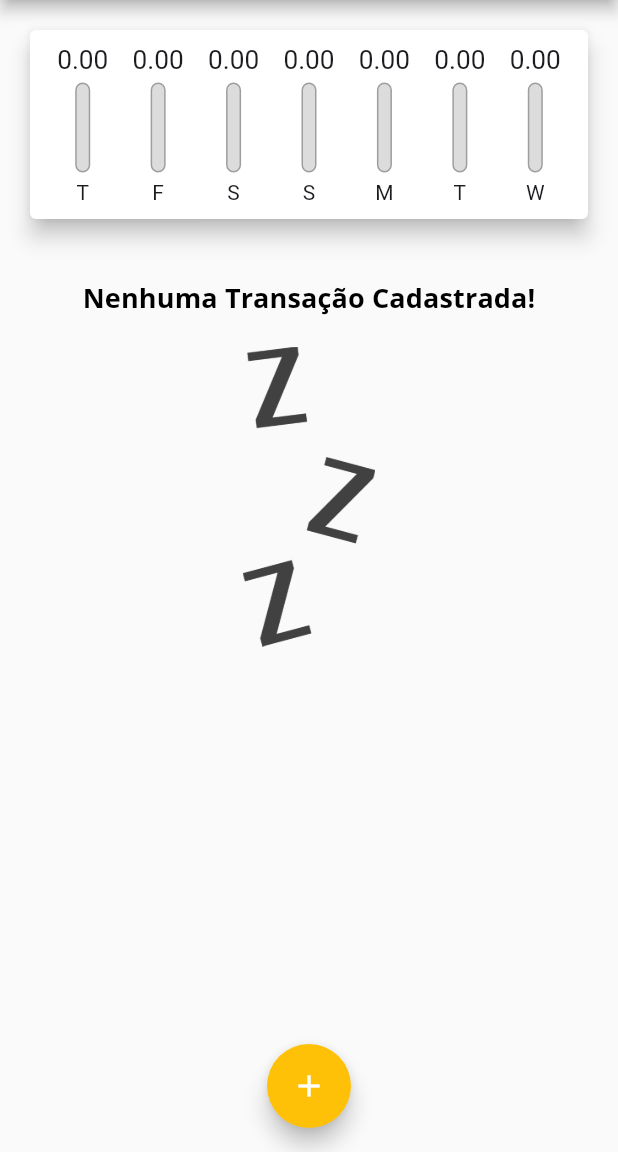
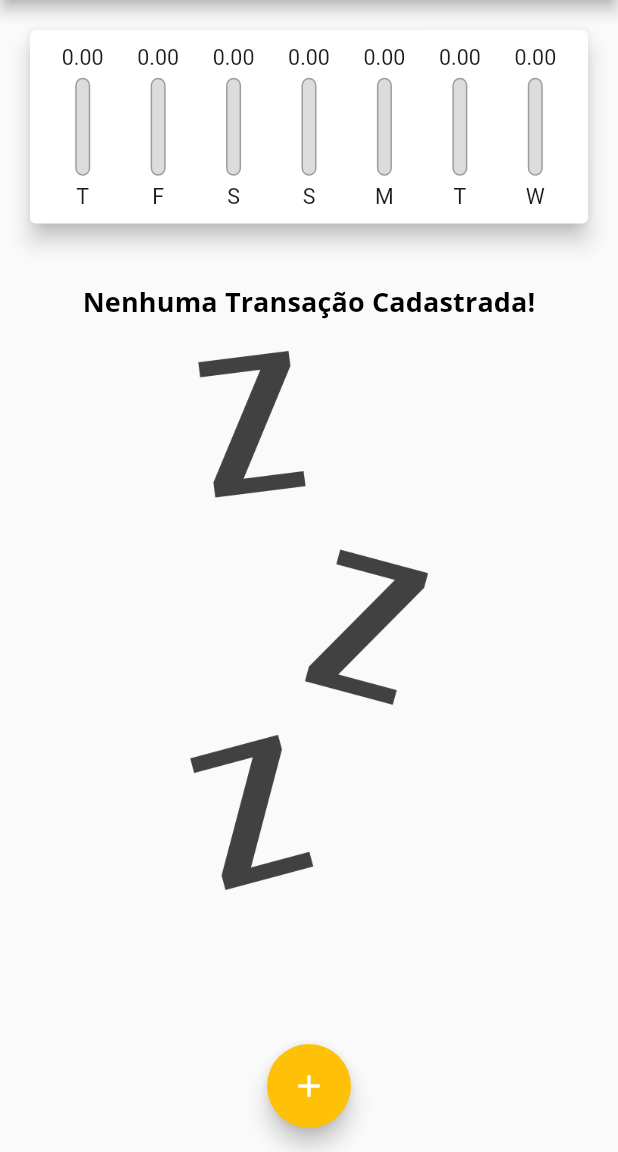
Before and after one commit to AndersonSilva88/app-despesas, a Flutter app: the screen it shows after launch, on a phone screen of 412 x 824 dp, the part 84-1236 px from its top. Run offline on Flutter 3.47's test engine with Material 3 defaults, Android fonts, the phone set to English and light mode, and no system bars.

Commit message:
add responsividade

```diff
--- a/lib/components/chart_bar.dart
+++ b/lib/components/chart_bar.dart
@@ -1,4 +1,5 @@
 import 'package:flutter/material.dart';
+import 'package:flutter/rendering.dart';
 
 class ChartBar extends StatelessWidget {
   final String label;
@@ -14,19 +15,19 @@
 
   @override
   Widget build(BuildContext context) {
+    return LayoutBuilder(
+      builder: (ctx, Constraints) {
         return Column(
           children: [
             Container(
-          height: 20,
+              height: Constraints.maxHeight * 0.15,
               child: FittedBox(
                 child: Text(value.toStringAsFixed(2)),
               ),
             ),
-        SizedBox(
-          height: 5,
-        ),
+            SizedBox(height: Constraints.maxHeight * 0.05),
             Container(
-          height: 60,
+              height: Constraints.maxHeight * 0.6,
               width: 10,
               child: Stack(
                 alignment: Alignment.bottomCenter,
@@ -53,9 +54,16 @@
                 ],
               ),
             ),
-        const SizedBox(height: 5),
-        Text(label)
+            SizedBox(height: Constraints.maxHeight * 0.05),
+            Container(
+              height: Constraints.maxHeight * 0.15,
+              child: FittedBox(
+                child: Text(label),
+              ),
+            )
           ],
+        );
+      },
     );
   }
 }
--- a/lib/components/transaction_form.dart
+++ b/lib/components/transaction_form.dart
@@ -46,10 +46,16 @@
 
   @override
   Widget build(BuildContext context) {
-    return Card(
+    return SingleChildScrollView(
+      child: Card(
         elevation: 5,
         child: Container(
-        padding: EdgeInsets.all(10),
+          padding: EdgeInsets.only(
+            top: 10,
+            right: 10,
+            left: 10,
+            bottom: 10 + MediaQuery.of(context).viewInsets.bottom,
+          ),
           child: Column(
             children: <Widget>[
               TextField(
@@ -104,6 +110,7 @@
             ],
           ),
         ),
+      ),
     );
   }
 }
--- a/lib/components/transaction_list.dart
+++ b/lib/components/transaction_list.dart
@@ -1,4 +1,5 @@
 import 'package:flutter/material.dart';
+import 'package:flutter/rendering.dart';
 import '../models/transaction.dart';
 import 'package:intl/intl.dart';
 
@@ -10,10 +11,10 @@
 
   @override
   Widget build(BuildContext context) {
-    return Container(
-      height: 620,
-      child: transactions.isEmpty
-          ? Column(
+    return transactions.isEmpty
+        ? LayoutBuilder(
+            builder: (ctx, Constraints) {
+              return Column(
                 children: [
                   SizedBox(height: 20),
                   Text(
@@ -22,13 +23,15 @@
                   ),
                   SizedBox(height: 20),
                   Container(
-                  height: 200,
+                    height: Constraints.maxHeight * 0.6,
                     child: Image.asset(
                       'assets/images/waiting.png',
                       fit: BoxFit.cover,
                     ),
                   ),
                 ],
+              );
+            },
           )
         : ListView.builder(
             itemCount: transactions.length,
@@ -65,7 +68,6 @@
                 ),
               );
             },
-            ),
           );
   }
 }
--- a/lib/main.dart
+++ b/lib/main.dart
@@ -46,6 +46,7 @@
 
 class _MyHomePageState extends State<MyHomePage> {
   final List<Transaction> _transactions = [];
+  bool _showChart = false;
 
   List<Transaction> get _recentTransactions {
     return _transactions.where((tr) {
@@ -87,24 +88,65 @@
 
   @override
   Widget build(BuildContext context) {
-    return Scaffold(
-      appBar: AppBar(
+    bool isLandScape =
+        MediaQuery.of(context).orientation == Orientation.landscape;
+
+    final appBar = AppBar(
       title: Text(
         'Despesas Pessoais',
       ),
       actions: <Widget>[
+        if (isLandScape)
+          IconButton(
+            icon: Icon(_showChart ? Icons.list : Icons.show_chart),
+            onPressed: () {
+              setState(() {
+                _showChart = !_showChart;
+              });
+            },
+          ),
         IconButton(
           icon: Icon(Icons.add),
           onPressed: () => _openTransactionFormModal(context),
-          )
+        ),
       ],
-      ),
+    );
+
+    final availabelHeight = MediaQuery.of(context).size.height -
+        appBar.preferredSize.height -
+        MediaQuery.of(context).padding.top;
+
+    return Scaffold(
+      appBar: appBar,
       body: SingleChildScrollView(
         child: Column(
           crossAxisAlignment: CrossAxisAlignment.stretch,
           children: <Widget>[
-            Chart(_recentTransactions),
-            TransactionList(_transactions, _removeTransaction),
+            // if (isLandScape)
+            //   Row(
+            //     mainAxisAlignment: MainAxisAlignment.center,
+            //     children: [
+            //       Text('Exibir Gráfico'),
+            //       Switch(
+            //         value: _showChart,
+            //         onChanged: (value) {
+            //           setState(() {
+            //             _showChart = value;
+            //           });
+            //         },
+            //       ),
+            //     ],
+            //   ),
+            if (_showChart || !isLandScape)
+              Container(
+                height: availabelHeight * (isLandScape ? 0.7 : 0.22),
+                child: Chart(_recentTransactions),
+              ),
+            if (!_showChart || !isLandScape)
+              Container(
+                height: availabelHeight * 0.78,
+                child: TransactionList(_transactions, _removeTransaction),
+              ),
           ],
         ),
       ),
```
Lines whose indentation alone changed are shown as unchanged.
